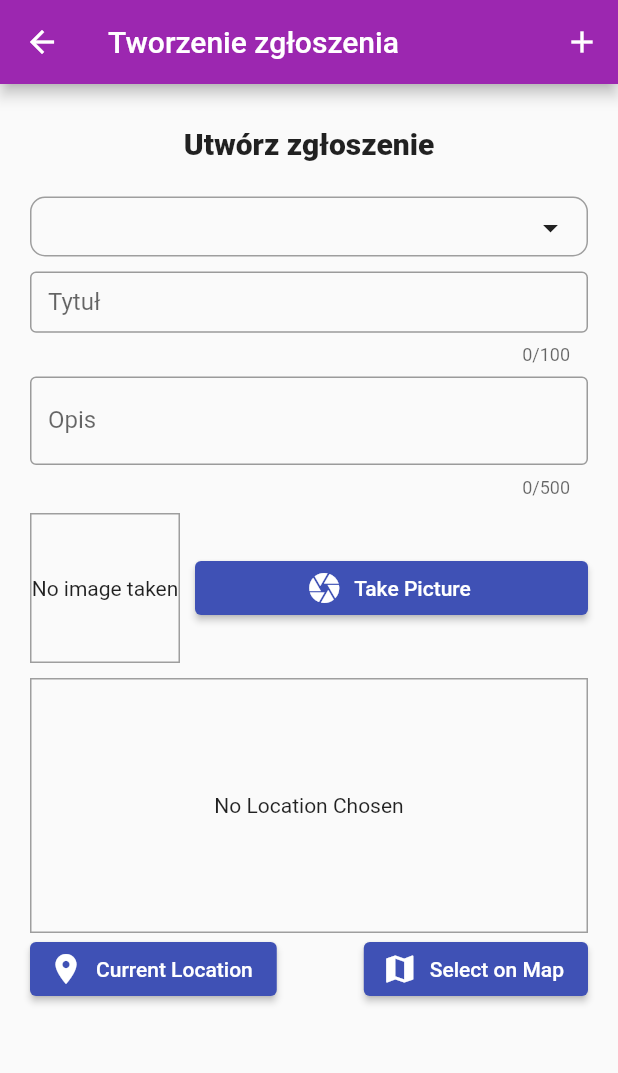
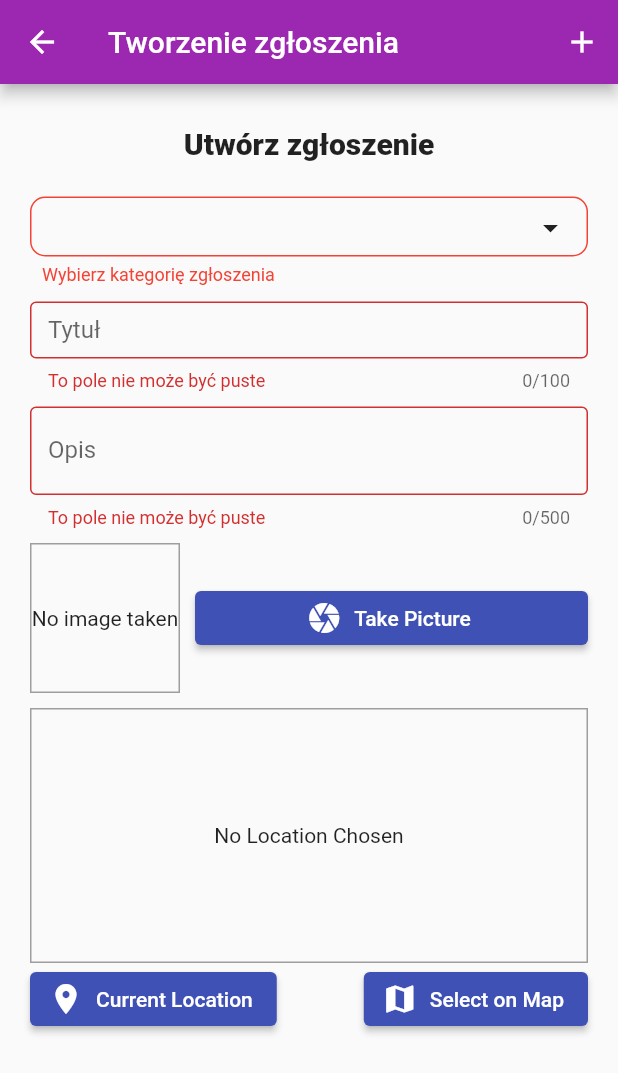
Before and after one commit to zaraod17/ProjektInz-flutter, a Flutter app: the AddReportScreen screen opened by its route, on a phone screen of 412 x 824 dp. Shown: the top 1073 px of the screen. Run offline on Flutter 3.47's test engine with Material 2 defaults, Android fonts, the light colour scheme and no system bars; our stand-ins replace google_maps_flutter, image_picker, location.

Commit message:
fixes,validation,fetchingReports

```diff
--- /dev/null
+++ b/lib/providers/auth.dart
@@ -0,0 +1,3 @@
+import 'package:flutter/foundation.dart';
+
+class Auth with ChangeNotifier {}
--- a/lib/screens/add_report_screen.dart
+++ b/lib/screens/add_report_screen.dart
@@ -1,5 +1,5 @@
 import 'package:flutter/material.dart';
-import 'dart:io';
+
 import 'package:provider/provider.dart';
 
 import 'package:projekt/providers/reports.dart';
@@ -21,6 +21,7 @@ class _AddReportScreenState extends State<AddReportScreen> {
   String _selectedImage;
   final _titleController = TextEditingController();
   final _descriptionController = TextEditingController();
+  bool _validate = false;
 
   void _selectLocation(double lat, double lon) {
     _pickedLocation = PlaceLocation(latitude: lat, longitude: lon);
@@ -54,7 +55,8 @@ class _AddReportScreenState extends State<AddReportScreen> {
             })
       ]),
       decoration: BoxDecoration(
-          border: Border.all(width: 1, color: Colors.grey),
+          border: Border.all(
+              width: 1, color: !_validate ? Colors.red : Colors.grey),
           borderRadius: BorderRadius.circular(10)),
     );
   }
@@ -65,12 +67,15 @@ class _AddReportScreenState extends State<AddReportScreen> {
         dropdownValue.isEmpty) {
       return;
     }
-
+    setState(() {
+      _validate = true;
+    });
     await Provider.of<Reports>(context, listen: false).addReport(
         pickedTitle: _titleController.text,
         pickedDescription: _descriptionController.text,
         pickedLocation: _pickedLocation,
-        pickedImage: _selectedImage);
+        pickedImage: _selectedImage,
+        pickedCategory: dropdownValue);
     Navigator.of(context).pop();
   }
 
@@ -106,6 +111,17 @@ class _AddReportScreenState extends State<AddReportScreen> {
                     height: 15,
                   ),
                   _categorySelectorBuilder(),
+                  !_validate
+                      ? Container(
+                          padding: EdgeInsets.only(top: 5, left: 8),
+                          height: 20,
+                          width: double.infinity,
+                          child: Text(
+                            'Wybierz kategorię zgłoszenia',
+                            style: TextStyle(color: Colors.red, fontSize: 12),
+                          ),
+                        )
+                      : null,
                   SizedBox(
                     height: 10,
                   ),
@@ -116,7 +132,10 @@ class _AddReportScreenState extends State<AddReportScreen> {
                       maxLines: 1,
                       controller: _titleController,
                       decoration: InputDecoration(
-                          label: Text('Tytuł'), border: OutlineInputBorder()),
+                          label: Text('Tytuł'),
+                          border: OutlineInputBorder(),
+                          errorText:
+                              _validate ? null : 'To pole nie może być puste'),
                     ),
                   ),
                   SizedBox(
@@ -128,7 +147,10 @@ class _AddReportScreenState extends State<AddReportScreen> {
                     maxLength: 500,
                     controller: _descriptionController,
                     decoration: InputDecoration(
-                        label: Text('Opis'), border: OutlineInputBorder()),
+                        label: Text('Opis'),
+                        border: OutlineInputBorder(),
+                        errorText:
+                            _validate ? null : 'To pole nie może być puste'),
                   ),
                   SizedBox(
                     height: 10,
```
Also changed, not shown: lib/helpers/location_helper.dart (+9 -3 lines), lib/providers/reports.dart (+35 -2 lines), lib/screens/report_detail_screen.dart (+13 -6 lines), lib/screens/tabs_screen.dart (+6 -2 lines).
